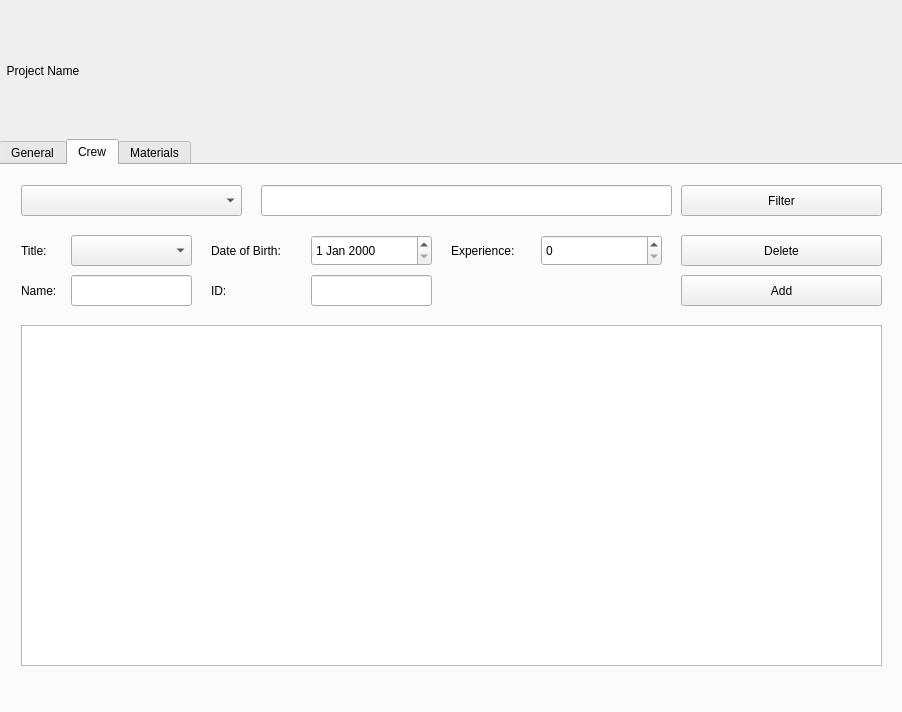
EdwinLangley/SDI-TrekStar-Application, file TrekStarApp/forms/projectwindow.ui: the form before one commit.
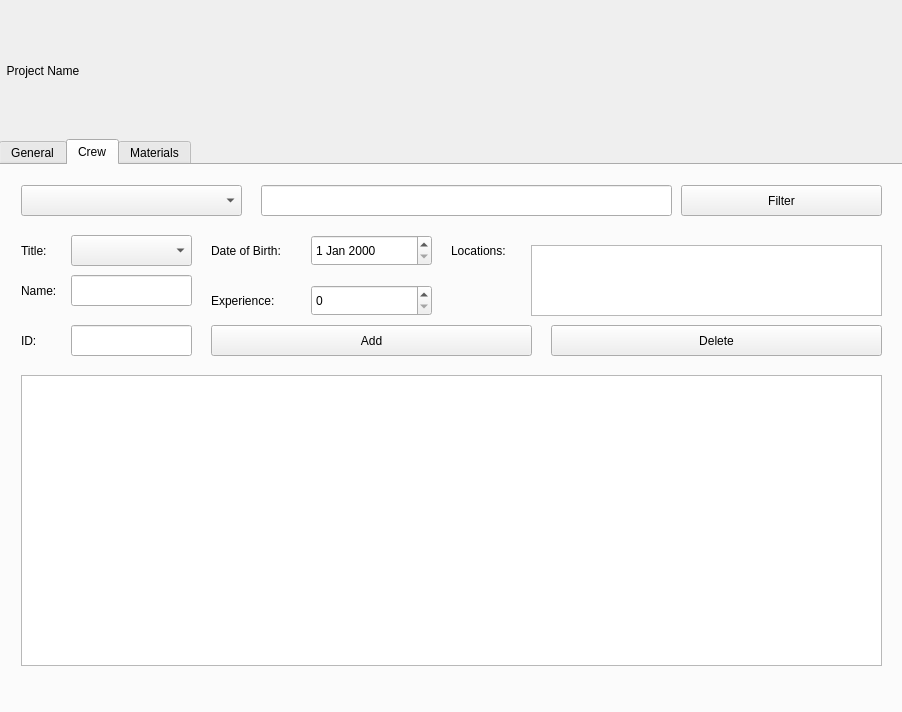
The form after the commit.

The edit to the form file:
```diff
--- a/TrekStarApp/forms/projectwindow.ui
+++ b/TrekStarApp/forms/projectwindow.ui
@@ -401,9 +401,9 @@
      <property name="geometry">
       <rect>
        <x>20</x>
-       <y>160</y>
+       <y>210</y>
        <width>861</width>
-       <height>341</height>
+       <height>291</height>
       </rect>
      </property>
     </widget>
@@ -433,9 +433,9 @@
     <widget class="QPushButton" name="cmdCrewDel">
      <property name="geometry">
       <rect>
-       <x>680</x>
-       <y>70</y>
-       <width>201</width>
+       <x>550</x>
+       <y>160</y>
+       <width>331</width>
        <height>31</height>
       </rect>
      </property>
@@ -446,9 +446,9 @@
     <widget class="QPushButton" name="cmdCrewAdd">
      <property name="geometry">
       <rect>
-       <x>680</x>
-       <y>110</y>
-       <width>201</width>
+       <x>210</x>
+       <y>160</y>
+       <width>321</width>
        <height>31</height>
       </rect>
      </property>
@@ -472,8 +472,8 @@
     <widget class="QLabel" name="lblIDNum">
      <property name="geometry">
       <rect>
-       <x>210</x>
-       <y>110</y>
+       <x>20</x>
+       <y>160</y>
        <width>41</width>
        <height>31</height>
       </rect>
@@ -498,8 +498,8 @@
     <widget class="QLabel" name="lblExperience">
      <property name="geometry">
       <rect>
-       <x>450</x>
-       <y>70</y>
+       <x>210</x>
+       <y>120</y>
        <width>91</width>
        <height>31</height>
       </rect>
@@ -521,8 +521,8 @@
     <widget class="QLineEdit" name="txtIDNum">
      <property name="geometry">
       <rect>
-       <x>310</x>
-       <y>110</y>
+       <x>70</x>
+       <y>160</y>
        <width>121</width>
        <height>31</height>
       </rect>
@@ -541,8 +541,8 @@
     <widget class="QSpinBox" name="sbExperience">
      <property name="geometry">
       <rect>
-       <x>540</x>
-       <y>70</y>
+       <x>310</x>
+       <y>120</y>
        <width>121</width>
        <height>31</height>
       </rect>
@@ -571,6 +571,29 @@
       <string>Name:</string>
      </property>
     </widget>
+    <widget class="QListWidget" name="lstCrewLocations">
+     <property name="geometry">
+      <rect>
+       <x>530</x>
+       <y>80</y>
+       <width>351</width>
+       <height>71</height>
+      </rect>
+     </property>
+    </widget>
+    <widget class="QLabel" name="lblCrewLocations">
+     <property name="geometry">
+      <rect>
+       <x>450</x>
+       <y>70</y>
+       <width>91</width>
+       <height>31</height>
+      </rect>
+     </property>
+     <property name="text">
+      <string>Locations:</string>
+     </property>
+    </widget>
    </widget>
    <widget class="QWidget" name="tbMaterials">
     <attribute name="title">
```
